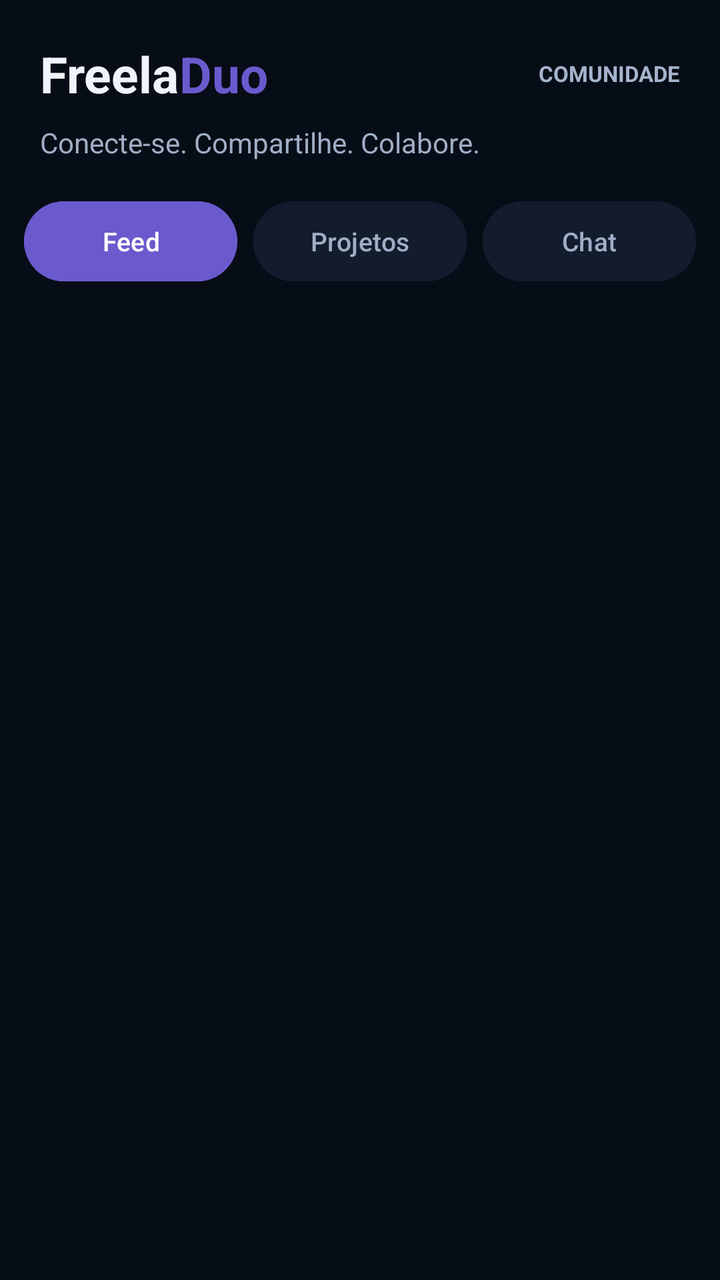
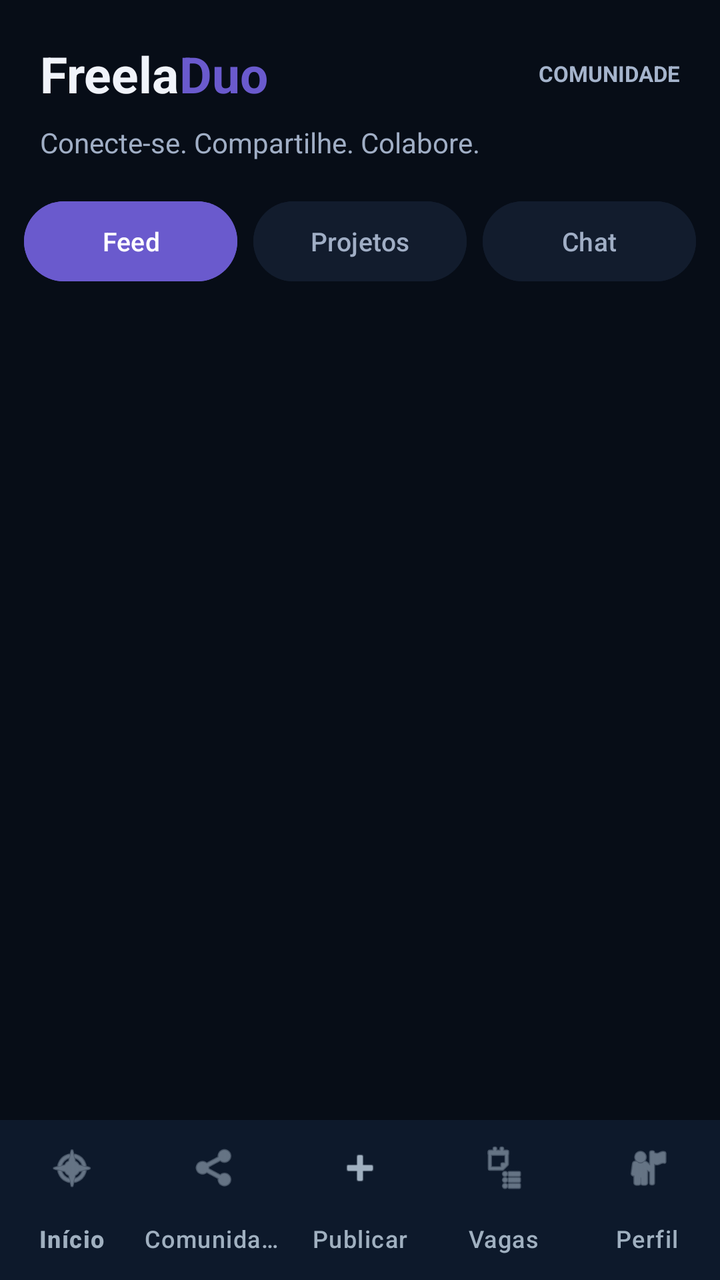

Compare the two renders of this Android layout. The source of the first and the diff that turns it into the second are given below.
<!-- AndroidManifest.xml: application theme Theme.MyApplication -->
<!-- res/layout/activity_comunidade.xml -->
<?xml version="1.0" encoding="utf-8"?>
<LinearLayout
    xmlns:android="http://schemas.android.com/apk/res/android"
    android:layout_width="match_parent"
    android:layout_height="match_parent"
    android:orientation="vertical"
    android:background="#070D17">

    
    <LinearLayout
        android:layout_width="match_parent"
        android:layout_height="wrap_content"
        android:orientation="vertical"
        android:paddingStart="20dp"
        android:paddingEnd="20dp"
        android:paddingTop="20dp"
        android:paddingBottom="16dp">

        <LinearLayout
            android:layout_width="match_parent"
            android:layout_height="wrap_content"
            android:gravity="center_vertical"
            android:orientation="horizontal">

            <TextView
                android:layout_width="wrap_content"
                android:layout_height="wrap_content"
                android:text="Freela"
                android:textColor="#F0F3FA"
                android:textSize="25sp"
                android:textStyle="bold" />

            <TextView
                android:layout_width="wrap_content"
                android:layout_height="wrap_content"
                android:text="Duo"
                android:textColor="#6A5ACD"
                android:textSize="25sp"
                android:textStyle="bold" />

            <View
                android:layout_width="0dp"
                android:layout_height="1dp"
                android:layout_weight="1" />

            <TextView
                android:layout_width="wrap_content"
                android:layout_height="wrap_content"
                android:text="COMUNIDADE"
                android:textColor="#A5B4CC"
                android:textSize="11sp"
                android:textStyle="bold" />

        </LinearLayout>

        <TextView
            android:layout_width="match_parent"
            android:layout_height="wrap_content"
            android:layout_marginTop="8dp"
            android:text="Conecte-se. Compartilhe. Colabore."
            android:textColor="#A0AEC5"
            android:textSize="14sp" />

    </LinearLayout>

    
    <LinearLayout
        android:layout_width="match_parent"
        android:layout_height="wrap_content"
        android:orientation="horizontal"
        android:paddingStart="12dp"
        android:paddingEnd="12dp"
        android:paddingBottom="12dp">

        <Button
            android:id="@+id/btnFeed"
            android:layout_width="0dp"
            android:layout_height="48dp"
            android:layout_weight="1"
            android:layout_marginEnd="4dp"
            android:backgroundTint="#6A5ACD"
            android:minWidth="0dp"
            android:text="Feed"
            android:textAllCaps="false"
            android:textColor="#FFFFFF"
            android:textSize="13sp" />

        <Button
            android:id="@+id/btnProjetos"
            android:layout_width="0dp"
            android:layout_height="48dp"
            android:layout_weight="1"
            android:layout_marginStart="4dp"
            android:layout_marginEnd="4dp"
            android:backgroundTint="#121C2D"
            android:minWidth="0dp"
            android:text="Projetos"
            android:textAllCaps="false"
            android:textColor="#A0AEC5"
            android:textSize="13sp" />

        <Button
            android:id="@+id/btnChat"
            android:layout_width="0dp"
            android:layout_height="48dp"
            android:layout_weight="1"
            android:layout_marginStart="4dp"
            android:backgroundTint="#121C2D"
            android:minWidth="0dp"
            android:text="Chat"
            android:textAllCaps="false"
            android:textColor="#A0AEC5"
            android:textSize="13sp" />

    </LinearLayout>

    
    <FrameLayout
        android:id="@+id/areaConteudo"
        android:layout_width="match_parent"
        android:layout_height="0dp"
        android:layout_weight="1"
        android:background="#070D17" />

</LinearLayout>
<!-- resources referenced by this layout -->
<resources>
  <style name="Theme.MyApplication" parent="Base.Theme.MyApplication" />
  <style name="Base.Theme.MyApplication" parent="Theme.Material3.DayNight.NoActionBar">
          
          
      </style>
</resources>

<!-- the commit's change to res/layout/activity_comunidade.xml (unified diff, before → after) -->
@@ -1,6 +1,7 @@
 <?xml version="1.0" encoding="utf-8"?>
 <LinearLayout
     xmlns:android="http://schemas.android.com/apk/res/android"
+    xmlns:app="http://schemas.android.com/apk/res-auto"
     android:layout_width="match_parent"
     android:layout_height="match_parent"
     android:orientation="vertical"
@@ -122,4 +123,15 @@
         android:layout_weight="1"
         android:background="#070D17" />
 
+    
+    <com.google.android.material.bottomnavigation.BottomNavigationView
+        android:id="@+id/bottomNavigation"
+        android:layout_width="match_parent"
+        android:layout_height="wrap_content"
+        android:background="#0D192B"
+        app:itemIconTint="#A0B0C0"
+        app:itemTextColor="#A0B0C0"
+        app:labelVisibilityMode="labeled"
+        app:menu="@menu/bottom_nav_menu" />
+
 </LinearLayout>
